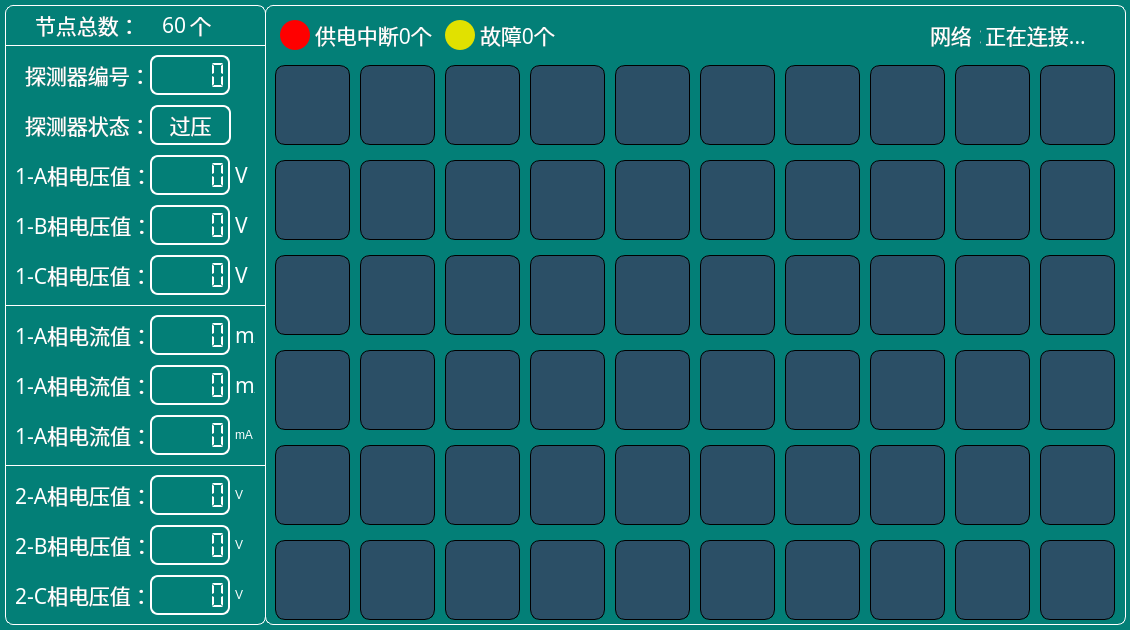
This is DisplayInfo/displayunit.ui in jiangyerui/PowerRemote as Qt 5 draws it before an edit. The edited form follows.
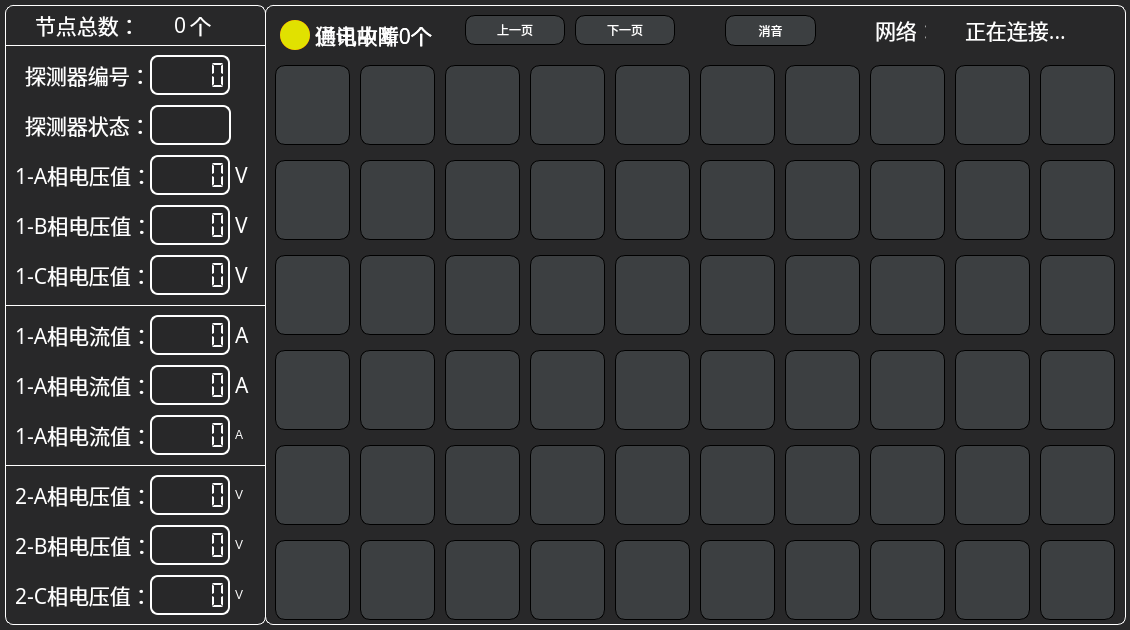
This is the edited form. Icons and pictures are not drawn.

Diff of the .ui file:
```diff
--- a/DisplayInfo/displayunit.ui
+++ b/DisplayInfo/displayunit.ui
@@ -16,7 +16,7 @@
   <property name="styleSheet">
    <string notr="true">QWidget#DisplayUnit{
 color: rgb(255, 255,255);
-background-color: rgb(3, 127, 119);
+background-color: rgb(40, 40, 41);
 }
 
 QPushButton{
@@ -27,7 +27,7 @@
 border:1px solid;
 border-radius:10px;
 border-color: rgb(0, 0, 0);
-background-color: rgb(43, 79, 102);
+background-color: rgb(60,63,65);
 }
 
 QLabel{
@@ -105,7 +105,7 @@
      <string notr="true">font: 16pt &quot;楷体&quot;;</string>
     </property>
     <property name="text">
-     <string>mA</string>
+     <string>A</string>
     </property>
    </widget>
    <widget class="QLCDNumber" name="lcdNb_AV_1">
@@ -234,7 +234,7 @@
      <string>font: 16pt &quot;楷体&quot;;</string>
     </property>
     <property name="text">
-     <string>mA</string>
+     <string>A</string>
     </property>
    </widget>
    <widget class="QLabel" name="label_21">
@@ -511,7 +511,7 @@
      <string notr="true">font: 16pt &quot;楷体&quot;;</string>
     </property>
     <property name="text">
-     <string>mA</string>
+     <string>A</string>
     </property>
    </widget>
    <widget class="QLCDNumber" name="lcdNb_CV_2">
@@ -634,7 +634,7 @@
 }</string>
     </property>
     <property name="text">
-     <string>60</string>
+     <string>0</string>
     </property>
     <property name="alignment">
      <set>Qt::AlignRight|Qt::AlignTrailing|Qt::AlignVCenter</set>
@@ -888,7 +888,7 @@
 }</string>
     </property>
     <property name="text">
-     <string>过压</string>
+     <string/>
     </property>
     <property name="alignment">
      <set>Qt::AlignCenter</set>
@@ -933,7 +933,7 @@
 border:1px solid;
 border-radius:10px;
 border-color: rgb(0, 0, 0);
-background-color: rgb(43, 79, 102);
+background-color: rgb(60,63,65);
 }
 QLabel{
 font: 16pt &quot;楷体&quot;;
@@ -2911,7 +2911,7 @@
    <widget class="QLabel" name="label_3">
     <property name="geometry">
      <rect>
-      <x>180</x>
+      <x>15</x>
       <y>25</y>
       <width>30</width>
       <height>30</height>
@@ -2940,9 +2940,9 @@
    <widget class="QLabel" name="lb_errorNum">
     <property name="geometry">
      <rect>
-      <x>215</x>
+      <x>50</x>
       <y>25</y>
-      <width>90</width>
+      <width>131</width>
       <height>30</height>
      </rect>
     </property>
@@ -2961,14 +2961,14 @@
 }</string>
     </property>
     <property name="text">
-     <string>故障0个</string>
+     <string>通讯故障0个</string>
     </property>
    </widget>
    <widget class="QLabel" name="label_15">
     <property name="geometry">
      <rect>
-      <x>665</x>
-      <y>25</y>
+      <x>610</x>
+      <y>20</y>
       <width>51</width>
       <height>30</height>
      </rect>
@@ -2992,8 +2992,8 @@
    <widget class="QLabel" name="lb_netStatus">
     <property name="geometry">
      <rect>
-      <x>720</x>
-      <y>25</y>
+      <x>700</x>
+      <y>20</y>
       <width>121</width>
       <height>30</height>
      </rect>
@@ -3019,6 +3019,45 @@
      <set>Qt::AlignLeading|Qt::AlignLeft|Qt::AlignVCenter</set>
     </property>
    </widget>
+   <widget class="QPushButton" name="upPageBtn">
+    <property name="geometry">
+     <rect>
+      <x>200</x>
+      <y>20</y>
+      <width>100</width>
+      <height>30</height>
+     </rect>
+    </property>
+    <property name="text">
+     <string>上一页</string>
+    </property>
+   </widget>
+   <widget class="QPushButton" name="downPageBtn">
+    <property name="geometry">
+     <rect>
+      <x>310</x>
+      <y>20</y>
+      <width>100</width>
+      <height>30</height>
+     </rect>
+    </property>
+    <property name="text">
+     <string>下一页</string>
+    </property>
+   </widget>
+   <widget class="QPushButton" name="tBtn_Voice">
+    <property name="geometry">
+     <rect>
+      <x>460</x>
+      <y>20</y>
+      <width>91</width>
+      <height>31</height>
+     </rect>
+    </property>
+    <property name="text">
+     <string>消音</string>
+    </property>
+   </widget>
   </widget>
   <widget class="QToolButton" name="tBtnReset">
    <property name="geometry">
```
